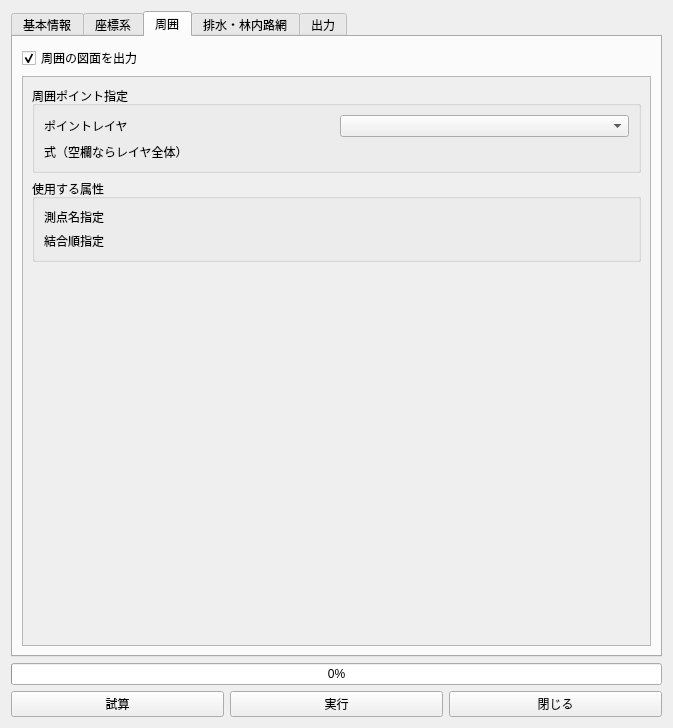
CleanDiesel/RingyoZumenMaker, file main_dialog.ui: the form before one commit.
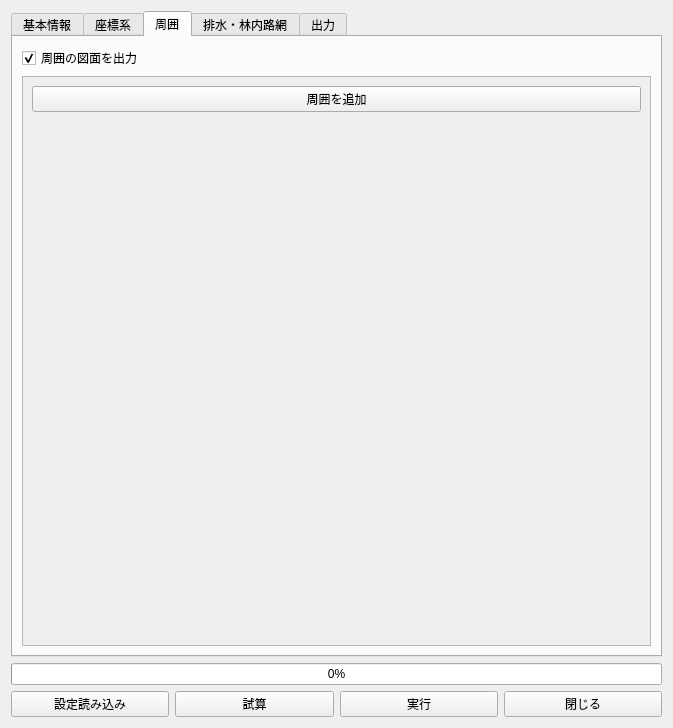
The form after the commit. The open tabs and pages were chosen to show the change. Custom widgets are drawn as their Qt base class.

What changed in the file:
```diff
--- a/main_dialog.ui
+++ b/main_dialog.ui
@@ -379,84 +379,19 @@
           </property>
           <layout class="QVBoxLayout" name="verticalLayout_10">
            <item>
-            <widget class="QGroupBox" name="groupBox">
-             <property name="title">
-              <string>周囲ポイント指定</string>
+            <widget class="QPushButton" name="shui_add">
+             <property name="text">
+              <string>周囲を追加</string>
              </property>
-             <layout class="QVBoxLayout" name="verticalLayout_4">
-              <item>
-               <layout class="QGridLayout" name="gridLayout_2">
-                <item row="1" column="0">
-                 <widget class="QLabel" name="label_8">
-                  <property name="text">
-                   <string>式（空欄ならレイヤ全体）</string>
-                  </property>
-                 </widget>
-                </item>
-                <item row="0" column="1">
-                 <widget class="QgsMapLayerComboBox" name="shui_point"/>
-                </item>
-                <item row="0" column="0">
-                 <widget class="QLabel" name="label_7">
-                  <property name="text">
-                   <string>ポイントレイヤ</string>
-                  </property>
-                 </widget>
-                </item>
-                <item row="1" column="1">
-                 <widget class="QgsFieldExpressionWidget" name="shui_ex"/>
-                </item>
-               </layout>
-              </item>
-             </layout>
             </widget>
            </item>
            <item>
-            <widget class="QGroupBox" name="groupBox_2">
-             <property name="title">
-              <string>使用する属性</string>
+            <widget class="QToolBox" name="shuiToolBox">
+             <property name="currentIndex">
+              <number>-1</number>
              </property>
-             <layout class="QVBoxLayout" name="verticalLayout_5">
-              <item>
-               <layout class="QGridLayout" name="gridLayout_3">
-                <item row="0" column="0">
-                 <widget class="QLabel" name="label_17">
-                  <property name="text">
-                   <string>測点名指定</string>
-                  </property>
-                 </widget>
-                </item>
-                <item row="1" column="0">
-                 <widget class="QLabel" name="label_10">
-                  <property name="text">
-                   <string>結合順指定</string>
-                  </property>
-                 </widget>
-                </item>
-                <item row="0" column="1">
-                 <widget class="QgsFieldExpressionWidget" name="shui_sokutenLabel"/>
-                </item>
-                <item row="1" column="1">
-                 <widget class="QgsFieldExpressionWidget" name="shui_sort"/>
-                </item>
-               </layout>
-              </item>
-             </layout>
             </widget>
            </item>
-           <item>
-            <spacer name="verticalSpacer_3">
-             <property name="orientation">
-              <enum>Qt::Orientation::Vertical</enum>
-             </property>
-             <property name="sizeHint" stdset="0">
-              <size>
-               <width>20</width>
-               <height>122</height>
-              </size>
-             </property>
-            </spacer>
-           </item>
           </layout>
          </widget>
         </widget>
@@ -662,6 +597,55 @@
            </property>
           </widget>
          </item>
+         <item row="1" column="0">
+          <widget class="QLabel" name="label_8">
+           <property name="text">
+            <string>設定を保存</string>
+           </property>
+          </widget>
+         </item>
+         <item row="2" column="0">
+          <widget class="QLabel" name="label_7">
+           <property name="text">
+            <string>設定保存ファイル</string>
+           </property>
+          </widget>
+         </item>
+         <item row="2" column="1">
+          <widget class="QgsFileWidget" name="saveConfig">
+           <property name="enabled">
+            <bool>false</bool>
+           </property>
+           <property name="dialogTitle">
+            <string/>
+           </property>
+           <property name="filter">
+            <string>設定ファイル (*.config)</string>
+           </property>
+           <property name="storageMode">
+            <enum>QgsFileWidget::StorageMode::SaveFile</enum>
+           </property>
+          </widget>
+         </item>
+         <item row="1" column="1">
+          <widget class="QComboBox" name="isSaveConfig">
+           <item>
+            <property name="text">
+             <string>しない</string>
+            </property>
+           </item>
+           <item>
+            <property name="text">
+             <string>出力フォルダに自動生成</string>
+            </property>
+           </item>
+           <item>
+            <property name="text">
+             <string>ファイルを指定して生成</string>
+            </property>
+           </item>
+          </widget>
+         </item>
         </layout>
        </item>
        <item>
@@ -709,6 +693,13 @@
    </item>
    <item>
     <layout class="QHBoxLayout" name="horizontalLayout_2">
+     <item>
+      <widget class="QPushButton" name="readConfig">
+       <property name="text">
+        <string>設定読み込み</string>
+       </property>
+      </widget>
+     </item>
      <item>
       <widget class="QPushButton" name="testcalc_bt">
        <property name="text">
```
Left out of the diff: 132 changed lines with no effect on the pictures.
